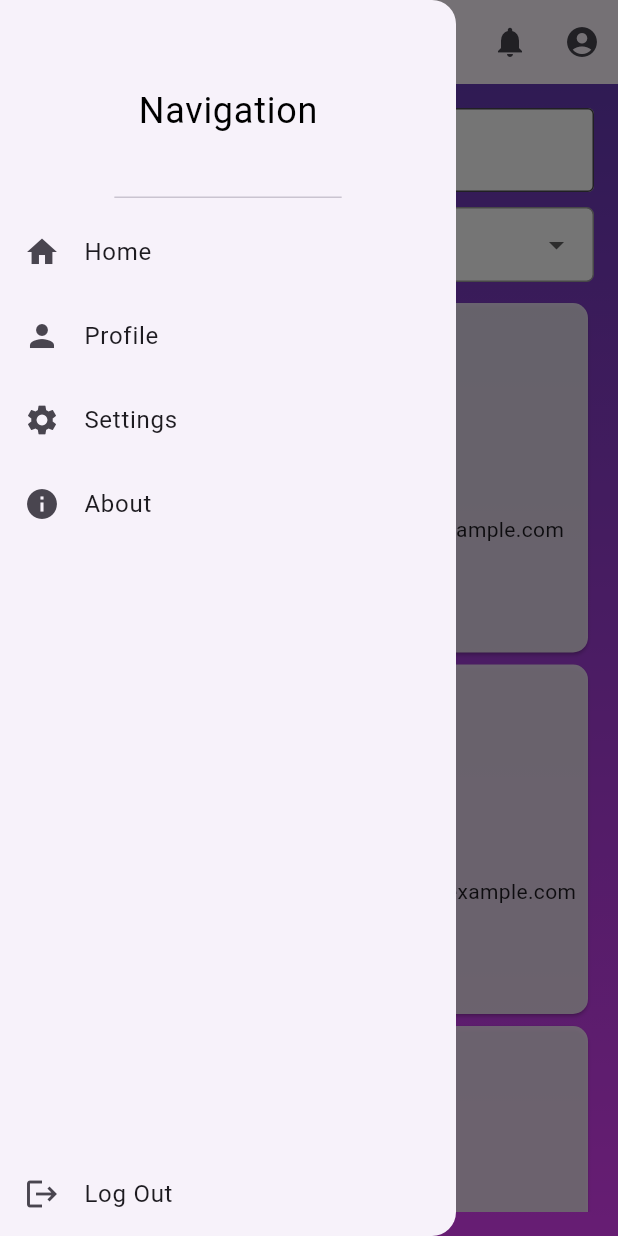
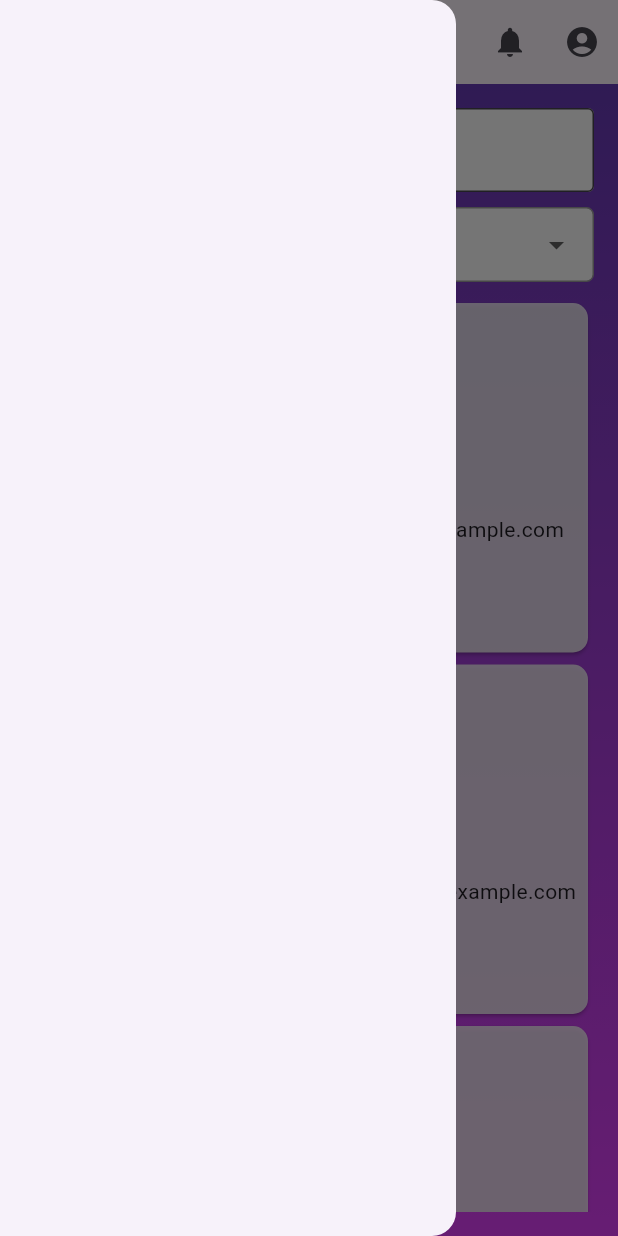
Before and after one commit to ronit-1404/TeamArceus_AB2_07, a Flutter app: the DonorScreen screen opened by its route, with the side drawer open, on a phone screen of 412 x 824 dp. Run offline on Flutter 3.47's test engine with Material 3 defaults, Android fonts, the phone set to English and light mode, and no system bars.

Commit message:
Revert "mobile"
This reverts commit 25e9802e90869e0221c0669c091c0683aa76fae5, reversing
changes made to 8e34498829120e9608faccb7cc1a3629b344347a.

```diff
--- a/mobile/lib/main.dart
+++ b/mobile/lib/main.dart
@@ -34,7 +34,7 @@ class MyApp extends StatelessWidget {
     return MaterialApp(
       title: 'Blood Donation & Emergency Help',
       theme: ThemeData(primarySwatch: Colors.deepPurple),
-      initialRoute: '/login',
+      initialRoute: '/',
       routes: {
         '/': (context) => HomeScreen(user: user),
         '/login': (context) => const LoginScreen(),
--- a/mobile/lib/screens/donor_screen.dart
+++ b/mobile/lib/screens/donor_screen.dart
@@ -121,57 +121,7 @@ class _DonorScreenState extends State<DonorScreen> {
         user: {},
       ), // Pass the user data here
       drawer: Drawer(
-        child: Column(
-          children: [
-            const SizedBox(height: 40),
-            SizedBox(
-              height: 100, // Set the desired height
-              child: DrawerHeader(
-                decoration: BoxDecoration(color: Colors.transparent),
-                child: Text(
-                  'Navigation',
-                  style: TextStyle(color: Colors.black, fontSize: 24),
-                ),
-              ),
-            ),
-            ListTile(
-              leading: Icon(Icons.home),
-              title: Text('Home'),
-              onTap: () {
-                Navigator.pushNamed(context, '/home');
-              },
-            ),
-            ListTile(
-              leading: Icon(Icons.person),
-              title: Text('Profile'),
-              onTap: () {
-                Navigator.pushNamed(context, '/profile');
-              },
-            ),
-            ListTile(
-              leading: Icon(Icons.settings),
-              title: Text('Settings'),
-              onTap: () {
-                Navigator.pushNamed(context, '/settings');
-              },
-            ),
-            ListTile(
-              leading: Icon(Icons.info),
-              title: Text('About'),
-              onTap: () {
-                Navigator.pushNamed(context, '/about');
-              },
-            ),
-            Spacer(),
-            ListTile(
-              leading: Icon(Icons.logout),
-              title: Text('Log Out'),
-              onTap: () {
-                // Add your log out logic here
-              },
-            ),
-          ],
-        ),
+        // Add your drawer content here
       ),
       body: Container(
         padding: const EdgeInsets.all(16.0),
--- a/mobile/lib/screens/home_screen.dart
+++ b/mobile/lib/screens/home_screen.dart
@@ -11,57 +11,7 @@ class HomeScreen extends StatelessWidget {
     return Scaffold(
       appBar: CustomAppBar(title: 'Home', user: user),
       drawer: Drawer(
-        child: Column(
-          children: [
-            const SizedBox(height: 40),
-            SizedBox(
-              height: 100, // Set the desired height
-              child: DrawerHeader(
-                decoration: BoxDecoration(color: Colors.transparent),
-                child: Text(
-                  'Navigation',
-                  style: TextStyle(color: Colors.black, fontSize: 24),
-                ),
-              ),
-            ),
-            ListTile(
-              leading: Icon(Icons.home),
-              title: Text('Home'),
-              onTap: () {
-                Navigator.pushNamed(context, '/home');
-              },
-            ),
-            ListTile(
-              leading: Icon(Icons.person),
-              title: Text('Profile'),
-              onTap: () {
-                Navigator.pushNamed(context, '/profile');
-              },
-            ),
-            ListTile(
-              leading: Icon(Icons.settings),
-              title: Text('Settings'),
-              onTap: () {
-                Navigator.pushNamed(context, '/settings');
-              },
-            ),
-            ListTile(
-              leading: Icon(Icons.info),
-              title: Text('About'),
-              onTap: () {
-                Navigator.pushNamed(context, '/about');
-              },
-            ),
-            Spacer(),
-            ListTile(
-              leading: Icon(Icons.logout),
-              title: Text('Log Out'),
-              onTap: () {
-                // Add your log out logic here
-              },
-            ),
-          ],
-        ),
+        // Add your drawer content here
       ),
       body: Container(
         padding: const EdgeInsets.all(16.0),
--- a/mobile/lib/screens/login_screen.dart
+++ b/mobile/lib/screens/login_screen.dart
@@ -86,7 +86,7 @@ class LoginForm extends StatelessWidget {
               const SizedBox(height: 40),
               ElevatedButton(
                 onPressed: () {
-                  Navigator.pushReplacementNamed(context, '/');
+                  Navigator.pushReplacementNamed(context, '/home');
                 },
                 style: ElevatedButton.styleFrom(
                   padding: const EdgeInsets.symmetric(
@@ -232,7 +232,7 @@ class RegisterForm extends StatelessWidget {
               const SizedBox(height: 40),
               ElevatedButton(
                 onPressed: () {
-                  Navigator.pushReplacementNamed(context, '/');
+                  Navigator.pushReplacementNamed(context, '/home');
                 },
                 style: ElevatedButton.styleFrom(
                   padding: const EdgeInsets.symmetric(
--- a/mobile/pubspec.yaml
+++ b/mobile/pubspec.yaml
@@ -25,4 +25,3 @@ flutter:
     - lib/assets/logo.png
     - lib/data/user.json
     - lib/data/bloodReq.json
-    - lib/data/notification.json
```
